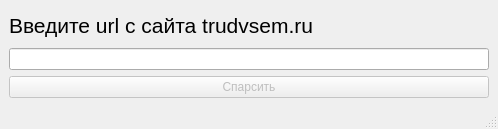
Qt form ML/Teacher/BI_Analisys/BI_trip_vacations/design.ui (Neas1231/MLReborn) before a commit.
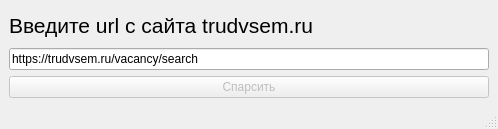
The same form after that commit.

Patch:
```diff
--- a/ML/Teacher/BI_Analisys/BI_trip_vacations/design.ui
+++ b/ML/Teacher/BI_Analisys/BI_trip_vacations/design.ui
@@ -32,9 +32,15 @@
     </item>
     <item>
      <widget class="QLineEdit" name="lineEdit">
-      <property name="text">
+      <property name="toolTipDuration">
+       <number>-1</number>
+      </property>
+      <property name="inputMask">
        <string/>
       </property>
+      <property name="text">
+       <string>https://trudvsem.ru/vacancy/search</string>
+      </property>
      </widget>
     </item>
     <item>
```
Left out of the diff: 2 changed lines with no effect on the pictures.
